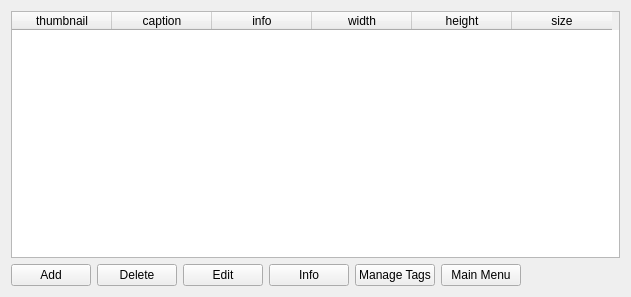
First picture: the form in qt/apps/configurator/forms/pictures.ui, repository Wolframe/qtClient, before the edit.
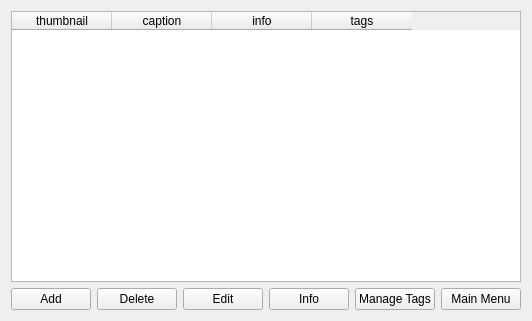
Second picture: the form after the edit.

Commit message: qtclient: showing tags per picture, not happy with the SQL statements used

Diff of the .ui file:
```diff
--- a/qt/apps/configurator/forms/pictures.ui
+++ b/qt/apps/configurator/forms/pictures.ui
@@ -6,8 +6,8 @@
    <rect>
     <x>0</x>
     <y>0</y>
-    <width>631</width>
-    <height>297</height>
+    <width>530</width>
+    <height>321</height>
    </rect>
   </property>
   <property name="windowTitle">
@@ -63,17 +63,7 @@
      </column>
      <column>
       <property name="text">
-       <string>width</string>
-      </property>
-     </column>
-     <column>
-      <property name="text">
-       <string>height</string>
-      </property>
-     </column>
-     <column>
-      <property name="text">
-       <string>size</string>
+       <string>tags</string>
       </property>
      </column>
     </widget>
```
The commit also changes 2 other files.
